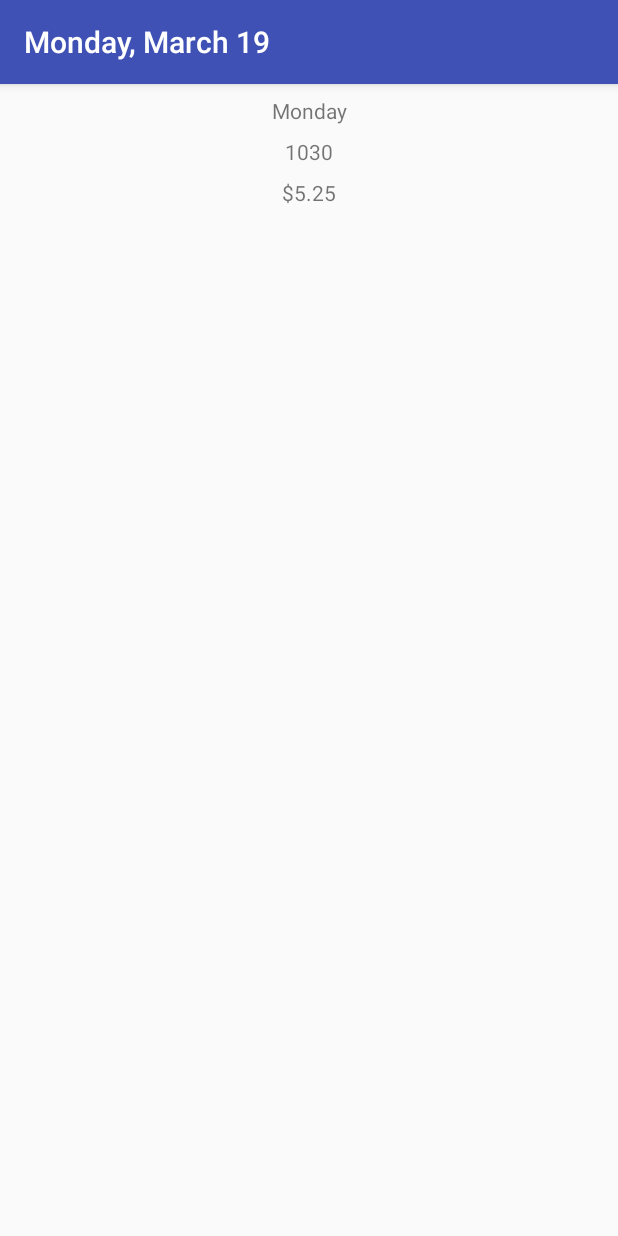
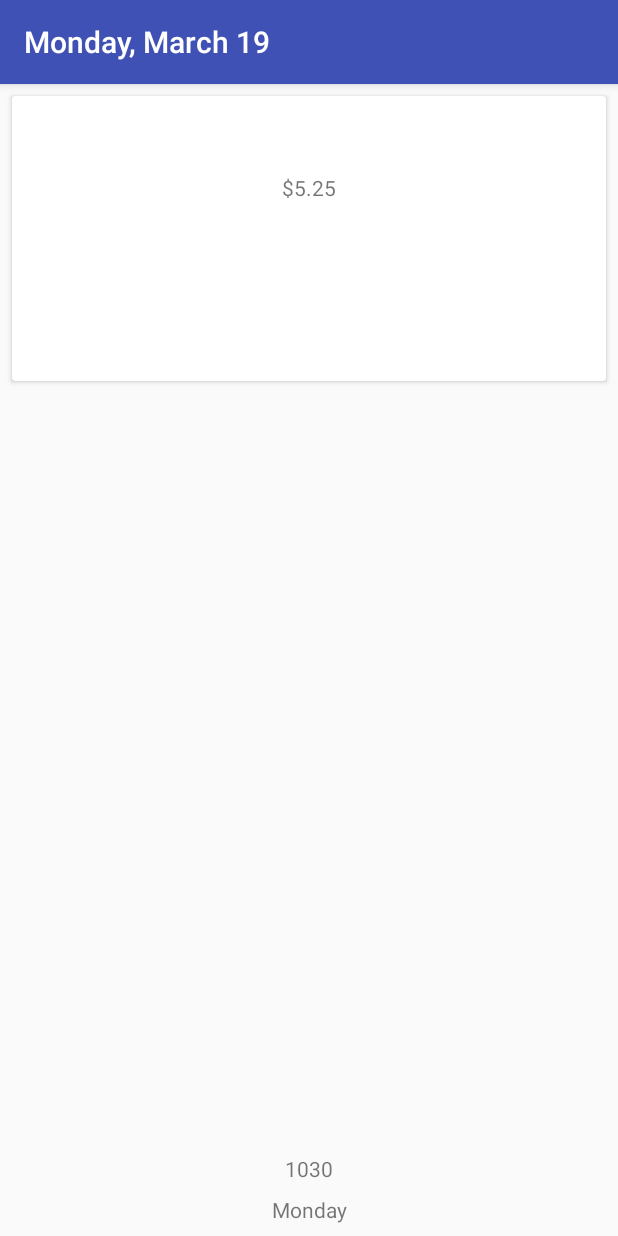
Before and after one commit to doubleaykay/swipe-checker, an Android app: the screen it shows after launch (MainActivity), on a phone screen of 412 x 824 dp. Run offline under Robolectric (Android 15) with nearby library versions, the phone set to English and light mode, and no system bars.

Commit message:
work on final layout -- some text still has issues

```diff
--- a/app/src/main/res/layout/activity_main.xml
+++ b/app/src/main/res/layout/activity_main.xml
@@ -6,36 +6,81 @@
     android:layout_height="match_parent"
     tools:context="mystikos.swipechecker.MainActivity">
 
+    <LinearLayout
+        android:layout_width="match_parent"
+        android:layout_height="match_parent"
+        android:orientation="vertical"
+        android:weightSum="1">
+
+        <android.support.v7.widget.CardView
+            android:layout_width="match_parent"
+            android:layout_height="0dp"
+            android:layout_weight="0.25"
+            android:layout_marginEnd="8dp"
+            android:layout_marginStart="8dp"
+            android:layout_marginTop="8dp"
+            app:layout_constraintTop_toTopOf="parent" >
+
+            <LinearLayout
+                android:layout_width="match_parent"
+                android:layout_height="match_parent"
+                android:orientation="vertical"
+                android:weightSum="4">
+
+                <TextView
+                    android:id="@+id/textCardTitle"
+                    android:layout_width="wrap_content"
+                    android:layout_height="0dp"
+                    android:layout_marginEnd="8dp"
+                    android:layout_marginStart="8dp"
+                    android:layout_marginTop="8dp"
+                    android:layout_weight="1"
+                    tools:text="@string/CardTitle" />
+
+                <TextView
+                    android:id="@+id/textSwipeValue"
+                    android:layout_width="wrap_content"
+                    android:layout_height="0dp"
+                    android:layout_weight="2.5"
+                    android:layout_gravity="center"/>
+
+                <TextView
+                    android:id="@+id/textSwipeTime"
+                    android:layout_width="wrap_content"
+                    android:layout_height="0dp"
+                    android:layout_marginStart="8dp"
+                    android:layout_marginEnd="8dp"
+                    android:layout_marginBottom="8dp"
+                    android:layout_weight="0.5"
+                    android:layout_gravity="center"/>
+            </LinearLayout>
+
+        </android.support.v7.widget.CardView>
+
+    </LinearLayout>
+
+
     <TextView
         android:id="@+id/textDay"
         android:layout_width="wrap_content"
         android:layout_height="wrap_content"
+        android:layout_marginBottom="8dp"
         android:layout_marginEnd="8dp"
         android:layout_marginStart="8dp"
-        android:layout_marginTop="8dp"
+        app:layout_constraintBottom_toBottomOf="parent"
         app:layout_constraintEnd_toEndOf="parent"
-        app:layout_constraintStart_toStartOf="parent"
-        app:layout_constraintTop_toTopOf="parent" />
+        app:layout_constraintStart_toStartOf="parent" />
 
     <TextView
         android:id="@+id/textTime"
         android:layout_width="wrap_content"
         android:layout_height="wrap_content"
+        android:layout_marginBottom="8dp"
         android:layout_marginEnd="8dp"
         android:layout_marginStart="8dp"
-        android:layout_marginTop="8dp"
+        app:layout_constraintBottom_toTopOf="@+id/textDay"
         app:layout_constraintEnd_toEndOf="parent"
-        app:layout_constraintStart_toStartOf="parent"
-        app:layout_constraintTop_toBottomOf="@+id/textDay" />
+        app:layout_constraintStart_toStartOf="parent" />
 
-    <TextView
-        android:id="@+id/textSwipeValue"
-        android:layout_width="wrap_content"
-        android:layout_height="wrap_content"
-        android:layout_marginEnd="8dp"
-        android:layout_marginStart="8dp"
-        android:layout_marginTop="8dp"
-        app:layout_constraintEnd_toEndOf="parent"
-        app:layout_constraintStart_toStartOf="parent"
-        app:layout_constraintTop_toBottomOf="@+id/textTime" />
+
 </android.support.constraint.ConstraintLayout>
--- a/app/src/main/res/values/strings.xml
+++ b/app/src/main/res/values/strings.xml
@@ -1,3 +1,4 @@
 <resources>
     <string name="app_name">swipechecker</string>
+    <string name="CardTitle">Meal Swipe Value:</string>
 </resources>
```
